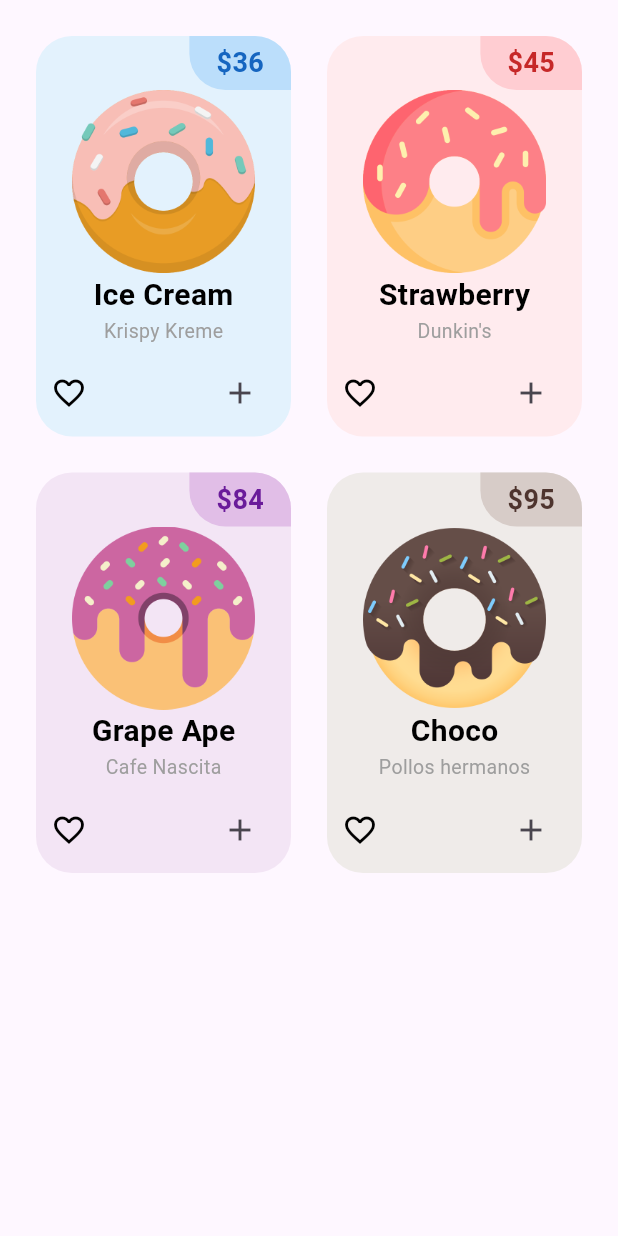
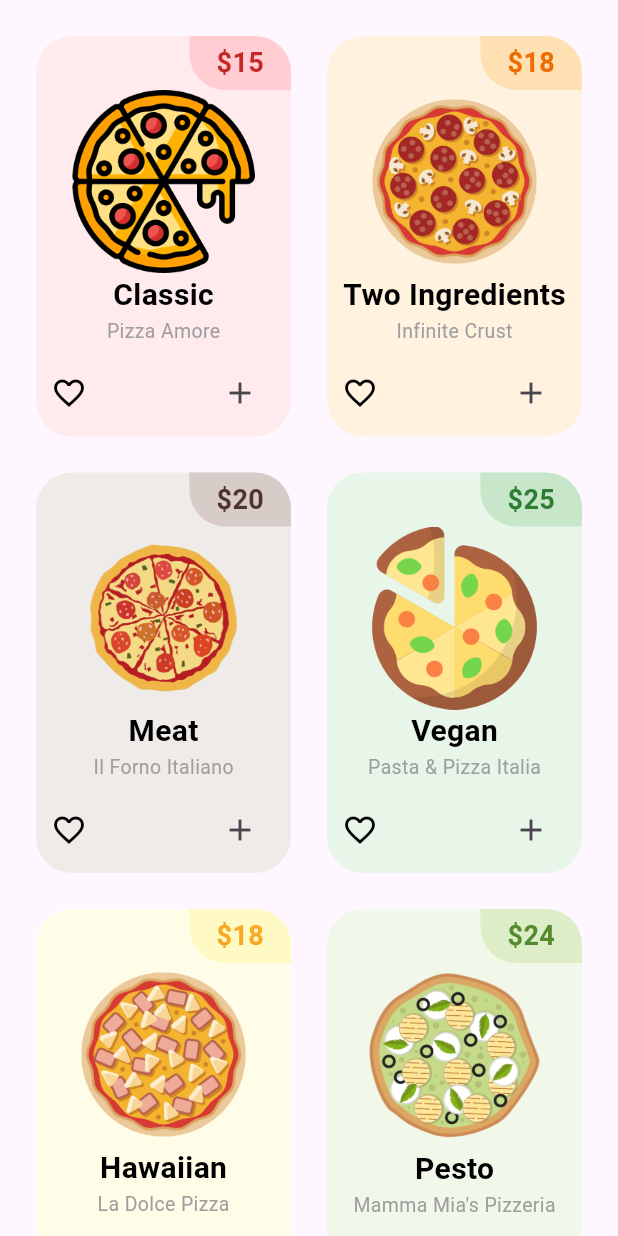
Before and after one commit to elidrocarburo/donut_app_4sa, a Flutter app: the PizzaTab widget shown alone on an empty page, opened directly with empty values, on a phone screen of 412 x 824 dp. Run offline on Flutter 3.47's test engine with Material 3 defaults, Android fonts, the phone set to English and light mode, and no system bars.

Commit message:
PizzaTab finished

```diff
--- a/lib/main.dart
+++ b/lib/main.dart
@@ -13,7 +13,7 @@ class MyApp extends StatelessWidget {
   Widget build(BuildContext context) {
     return MaterialApp(
       debugShowCheckedModeBanner: false,
-      title: 'Flutter Demo',
+      title: 'Deliver App',
       theme: ThemeData(
         colorScheme: ColorScheme.fromSeed(seedColor: Colors.deepPurple),
         useMaterial3: true,
--- a/lib/tabs/pizza_tab.dart
+++ b/lib/tabs/pizza_tab.dart
@@ -1,4 +1,4 @@
-import 'package:donut_app_4sa/utils/donut_tile.dart';
+import 'package:donut_app_4sa/utils/pizza_tile.dart';
 import 'package:flutter/material.dart';
 
 class PizzaTab extends StatelessWidget {
@@ -6,11 +6,15 @@ class PizzaTab extends StatelessWidget {
 
   PizzaTab({super.key, required this.updateCart});
 
-  final List donutsOnSale = [
-    ["Ice Cream", "Krispy Kreme", "36", Colors.blue, "lib/images/icecream_donut.png"],
-    ["Strawberry", "Dunkin's", "45", Colors.red, "lib/images/strawberry_donut.png"],
-    ["Grape Ape", "Cafe Nascita", "84", Colors.purple, "lib/images/grape_donut.png"],
-    ["Choco", "Pollos hermanos", "95", Colors.brown, "lib/images/chocolate_donut.png"],
+  final List pizzasOnSale = [
+    ["Classic", "Pizza Amore", "15", Colors.red, "lib/images/classic_pizza.png"],
+    ["Two Ingredients", "Infinite Crust", "18", Colors.orange, "lib/images/mushroompepperoni_pizza.png"],
+    ["Meat", "Il Forno Italiano", "20", Colors.brown, "lib/images/meat_pizza.png"],
+    ["Vegan", "Pasta & Pizza Italia", "25", Colors.green, "lib/images/vegan_pizza.png"],
+    ["Hawaiian", "La Dolce Pizza", "18", Colors.yellow, "lib/images/hawaiian_pizza.png"],
+    ["Pesto", "Mamma Mia's Pizzeria", "24", Colors.lightGreen, "lib/images/pesto_pizza.png"],
+    ["Veggies", "Pizza della Casa", "19", Colors.green, "lib/images/vegetables_pizza.png"],
+    ["Cheese", "Pizzeria Roma", "10", Colors.amber, "lib/images/cheese_pizza.png"]
   ];
 
   int itemCount = 0;
@@ -29,16 +33,16 @@ class PizzaTab extends StatelessWidget {
         crossAxisCount: 2,
         childAspectRatio: 1 / 1.5,
       ),
-      itemCount: donutsOnSale.length,
+      itemCount: pizzasOnSale.length,
       padding: const EdgeInsets.all(12),
       itemBuilder: (context, index) {
-        return DonutTile(
-          donutFlavor: donutsOnSale[index][0],
-          donutStore: donutsOnSale[index][1],
-          donutPrice: donutsOnSale[index][2],
-          donutColor: donutsOnSale[index][3],
-          imageName: donutsOnSale[index][4],
-          onAdd: () => addToCart(donutsOnSale[index][2]), // Se pasa la función correcta
+        return PizzaTile(
+          pizzaFlavor: pizzasOnSale[index][0],
+          pizzaStore: pizzasOnSale[index][1],
+          pizzaPrice: pizzasOnSale[index][2],
+          pizzaColor: pizzasOnSale[index][3],
+          imageName: pizzasOnSale[index][4],
+          onAdd: () => addToCart(pizzasOnSale[index][2]), // Se pasa la función correcta
         );
       },
     );
--- /dev/null
+++ b/lib/utils/pizza_tile.dart
@@ -0,0 +1,94 @@
+import 'package:flutter/material.dart';
+
+class PizzaTile extends StatelessWidget {
+  final String pizzaFlavor;
+  final String pizzaPrice;
+  final String pizzaStore;
+  //dynamic porque será de tipo color
+  final dynamic pizzaColor;
+  final String imageName;
+  final VoidCallback onAdd;
+
+  const PizzaTile({super.key, required this.pizzaFlavor, required this.pizzaPrice, this.pizzaColor, required this.imageName, required this.pizzaStore, required this.onAdd});
+
+  @override
+  Widget build(BuildContext context) {
+    return Padding(
+      padding: const EdgeInsets.all(12.0),
+      child: Container(
+        //color: donutColor[50],
+        decoration: BoxDecoration(
+          color: pizzaColor[50],
+          //esquinas redondeadas
+          borderRadius: BorderRadius.circular(24)),
+          child: Column(children: [
+            Row(
+              // alinea el precio a la derecha
+              mainAxisAlignment: MainAxisAlignment.end,
+              children: [
+              Container(
+                decoration: BoxDecoration(
+                  color: pizzaColor[100],
+                  borderRadius: BorderRadius.only(bottomLeft: Radius.circular(24), topRight: Radius.circular(24)),
+                ),
+                padding: const EdgeInsetsDirectional.symmetric(vertical: 5,
+                horizontal: 18),
+                child: Text(
+                  '\$$pizzaPrice',
+                  style: TextStyle(
+                    fontWeight: FontWeight.bold,
+                    fontSize: 18,
+                    color: pizzaColor[800]
+                  ), //  \ caracter de escape para que no entienda que es una interpolación (backslash)
+                ),
+              ),
+
+              // icons
+            ],),
+              // donut price
+              Padding(
+                padding: const EdgeInsets.symmetric(horizontal: 24, vertical: 0),
+                child: Image.asset(imageName),
+              ),
+
+              Padding(
+                padding: const EdgeInsets.all(0.0),
+                child: Column(
+                  children: [
+                    Text(
+                      pizzaFlavor,
+                      style: TextStyle(
+                        fontWeight: FontWeight.bold,
+                        fontSize: 20,
+                        color: Colors.black
+                      ),),
+                    Text(
+                      pizzaStore,
+                      style: TextStyle(
+                        fontSize: 13,
+                        color: Colors.grey
+                      ),
+                    ),
+                  ],
+                ),
+              ),
+
+              // donut text
+            const Spacer(), // Empuja los íconos hacia abajo
+            //*Icons
+            Padding(
+              padding: const EdgeInsets.symmetric(horizontal: 10, vertical: 8),
+              child: Row(
+                mainAxisAlignment: MainAxisAlignment.spaceBetween,
+                children: [
+                  Icon(Icons.favorite_border, color: Colors.black),
+                  IconButton(onPressed: onAdd, icon: Icon(Icons.add)),
+
+                ],
+              ),
+              )
+          ],),
+      ),
+    );
+  }
+}
```
Also changed, not shown: lib/images/cheese_pizza.png (added), lib/images/classic_pizza.png (added), lib/images/hawaiian_pizza.png (added), lib/images/meat_pizza.png (added), lib/images/mushroompepperoni_pizza.png (added), lib/images/pesto_pizza.png (added), lib/images/vegan_pizza.png (added), lib/images/vegetables_pizza.png (added).
